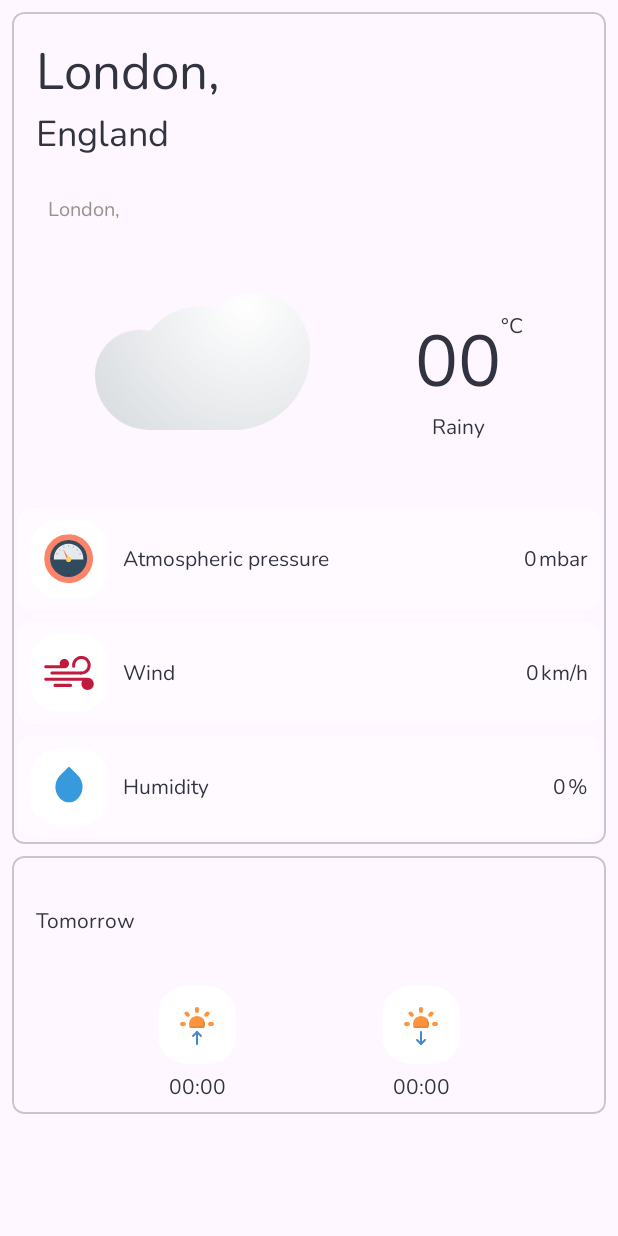
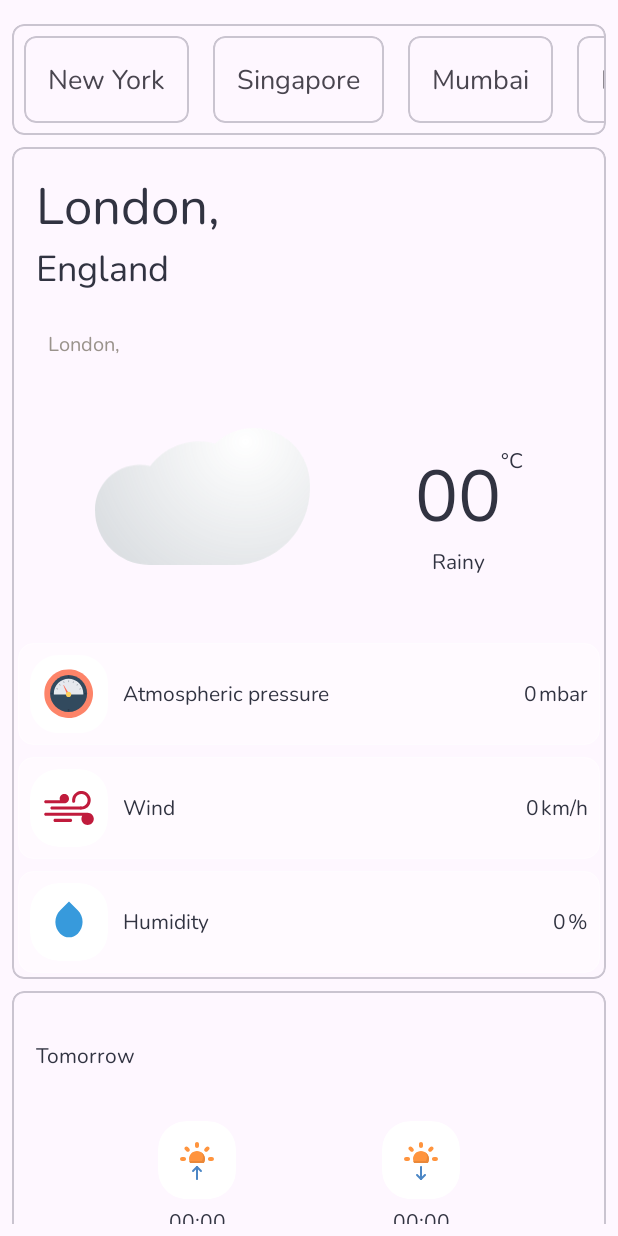
Before and after one commit to abhaysaini/Powerhouse_Ai_Assignment, an Android app: the screen it shows after launch (MainActivity), on a phone screen of 412 x 824 dp. Run offline under Robolectric (Android 15) with nearby library versions, the phone set to English and light mode, and no system bars; our stand-ins replace Dagger/Hilt's generated code, Room's generated code.

Commit message:
Fetching Bonus cities location

```diff
--- a/app/build.gradle.kts
+++ b/app/build.gradle.kts
@@ -62,6 +62,8 @@ dependencies {
     implementation("androidx.lifecycle:lifecycle-runtime-ktx:2.7.0")
     implementation("androidx.lifecycle:lifecycle-livedata-ktx:2.7.0")
     implementation("androidx.activity:activity-ktx:1.8.2")
+    implementation("androidx.fragment:fragment-ktx:1.6.2")
+
 
     //Location Service
     implementation("com.google.android.gms:play-services-location:21.2.0")
--- a/app/src/main/java/com/example/powerhouse_ai_assignment/data/database/AppDatabase.kt
+++ b/app/src/main/java/com/example/powerhouse_ai_assignment/data/database/AppDatabase.kt
@@ -14,7 +14,7 @@ abstract class AppDatabase : RoomDatabase() {
     companion object {
 
         const val VERSION = 1
-        const val NAME = "movie-db"
+        const val NAME = "weather-db"
 
     }
 }
--- /dev/null
+++ b/app/src/main/java/com/example/powerhouse_ai_assignment/data/model/City.kt
@@ -0,0 +1,3 @@
+package com.example.powerhouse_ai_assignment.data.model
+
+data class City(val name: String)
--- a/app/src/main/java/com/example/powerhouse_ai_assignment/data/repository/MainRepository.kt
+++ b/app/src/main/java/com/example/powerhouse_ai_assignment/data/repository/MainRepository.kt
@@ -18,6 +18,12 @@ class MainRepository @Inject constructor(private val apiInterface: RetrofitApiIn
             apiInterface.getWeather(latitude,longitude,API_KEY)
         }
     }
+    suspend fun getResponseForCity(cityName:String): WeatherResponse {
+        return withContext(Dispatchers.IO) {
+            apiInterface.getWeatherByCity(cityName,API_KEY)
+        }
+    }
+
 
     suspend fun getSavedWeatherResponse(): WeatherResponse? {
         return withContext(Dispatchers.IO) {
--- /dev/null
+++ b/app/src/main/java/com/example/powerhouse_ai_assignment/ui/adapter/CitiesAdapter.kt
@@ -0,0 +1,38 @@
+package com.example.powerhouse_ai_assignment.ui.adapter
+
+import android.view.LayoutInflater
+import android.view.ViewGroup
+import androidx.fragment.app.FragmentManager
+import androidx.recyclerview.widget.RecyclerView
+import com.example.powerhouse_ai_assignment.data.model.City
+import com.example.powerhouse_ai_assignment.databinding.ItemCityBinding
+import com.example.powerhouse_ai_assignment.ui.bottomsheet.BottomSheetDialog
+
+class CitiesAdapter(private val fragmentManager: FragmentManager,private val cities: List<City>) : RecyclerView.Adapter<CitiesAdapter.ViewHolder>(){
+
+    private lateinit var binding: ItemCityBinding
+
+    inner class ViewHolder(private val binding: ItemCityBinding) : RecyclerView.ViewHolder(binding.root) {
+        fun bind(city: City) {
+            binding.cityText.text = city.name
+            binding.root.setOnClickListener {
+                val bottomSheetDialog = BottomSheetDialog(city.name)
+                bottomSheetDialog.show(fragmentManager, bottomSheetDialog.tag)
+            }
+        }
+    }
+
+    override fun onCreateViewHolder(parent: ViewGroup, viewType: Int): ViewHolder {
+        val inflater = LayoutInflater.from(parent.context)
+        binding = ItemCityBinding.inflate(inflater,parent, false)
+        return ViewHolder(binding)
+    }
+
+    override fun onBindViewHolder(holder: ViewHolder, position: Int) {
+        holder.bind(cities[position])
+    }
+
+    override fun getItemCount(): Int {
+        return cities.size
+    }
+}
--- a/app/src/main/java/com/example/powerhouse_ai_assignment/ui/main/MainActivity.kt
+++ b/app/src/main/java/com/example/powerhouse_ai_assignment/ui/main/MainActivity.kt
@@ -6,7 +6,6 @@ import android.app.Activity
 import android.content.Intent
 import android.content.pm.PackageManager
 import android.net.Uri
-import android.os.Build
 import androidx.appcompat.app.AppCompatActivity
 import android.os.Bundle
 import android.provider.Settings
@@ -15,15 +14,15 @@ import android.widget.Toast
 import androidx.activity.result.contract.ActivityResultContracts
 import androidx.activity.viewModels
 import androidx.core.app.ActivityCompat
-import androidx.core.content.ContextCompat
-import androidx.lifecycle.Observer
+import androidx.recyclerview.widget.LinearLayoutManager
 import com.example.powerhouse_ai_assignment.R
-import com.example.powerhouse_ai_assignment.data.database.AppDatabase
 import com.example.powerhouse_ai_assignment.data.database.dao.WeatherDao
 import com.example.powerhouse_ai_assignment.data.database.entity.WeatherData
+import com.example.powerhouse_ai_assignment.data.model.City
 import com.example.powerhouse_ai_assignment.data.model.Weather
 import com.example.powerhouse_ai_assignment.data.model.WeatherResponse
 import com.example.powerhouse_ai_assignment.databinding.ActivityMainBinding
+import com.example.powerhouse_ai_assignment.ui.adapter.CitiesAdapter
 import com.example.powerhouse_ai_assignment.ui.main.viewModel.MainViewModel
 import com.example.powerhouse_ai_assignment.utils.NetworkUtils
 import com.example.powerhouse_ai_assignment.utils.TimeUtil
@@ -33,12 +32,9 @@ import com.google.gson.Gson
 import dagger.hilt.android.AndroidEntryPoint
 import kotlinx.coroutines.CoroutineScope
 import kotlinx.coroutines.Dispatchers
-import kotlinx.coroutines.delay
 import kotlinx.coroutines.launch
 import java.text.SimpleDateFormat
-import java.util.Calendar
 import java.util.Date
-import java.util.Locale
 import javax.inject.Inject
 
 @AndroidEntryPoint
@@ -46,6 +42,7 @@ class MainActivity : AppCompatActivity() {
     private lateinit var binding: ActivityMainBinding
     private val viewModel: MainViewModel by viewModels()
     private lateinit var fusedLocationClient: FusedLocationProviderClient
+
     @Inject
     lateinit var weatherDao: WeatherDao
 
@@ -64,6 +61,7 @@ class MainActivity : AppCompatActivity() {
         binding = ActivityMainBinding.inflate(layoutInflater)
         setContentView(binding.root)
         fusedLocationClient = LocationServices.getFusedLocationProviderClient(this)
+        setUpRecyclerView()
         if (hasLocationPermission() && NetworkUtils.isNetworkAvailable(this)) {
             fetchLocation()
         } else if (!(NetworkUtils.isNetworkAvailable(this)) && hasLocationPermission()) {
@@ -72,6 +70,21 @@ class MainActivity : AppCompatActivity() {
             requestPermissionLauncher.launch(Manifest.permission.ACCESS_FINE_LOCATION)
         }
         observeWeatherData()
+    }
+
+    private fun setUpRecyclerView() {
+        val cities = listOf(
+            City("New York"),
+            City("Singapore"),
+            City("Mumbai"),
+            City("Delhi"),
+            City("Sydney"),
+            City("Melbourne")
+        )
+        binding.apply {
+            recyclerView.layoutManager = LinearLayoutManager(this@MainActivity,LinearLayoutManager.HORIZONTAL, false)
+            recyclerView.adapter = CitiesAdapter(supportFragmentManager,cities)
+        }
     }
 
     private fun observeWeatherData() {
@@ -86,11 +99,15 @@ class MainActivity : AppCompatActivity() {
     }
 
     private fun savedLocalData() {
-        CoroutineScope(Dispatchers.Main).launch {
-            val savedWeatherResponse = viewModel.getSavedWeatherResponse()
-            if (savedWeatherResponse != null) {
-                updateUI(savedWeatherResponse)
+        try {
+            CoroutineScope(Dispatchers.Main).launch {
+                val savedWeatherResponse = viewModel.getSavedWeatherResponse()
+                if (savedWeatherResponse != null) {
+                    updateUI(savedWeatherResponse)
+                }
             }
+        } catch (e: Exception) {
+            e.printStackTrace()
         }
     }
 
@@ -134,7 +151,7 @@ class MainActivity : AppCompatActivity() {
             weatherUnit.text = getString(R.string.celsius)
             weatherType.text = weatherResponse.weather[0].description
             atmosphericPressureValue.text = weatherResponse.main.pressure.toString()
-            windValue.text = (weatherResponse.wind.speed * 100).toString()
+            windValue.text = String.format("%.2f", weatherResponse.wind.speed * 100)
             humidityValue.text = weatherResponse.main.humidity.toString()
             tomorrowSunrise.text =
                 TimeUtil.convertUnixTimestampToTime(weatherResponse.sys.sunrise.toLong())
--- a/app/src/main/java/com/example/powerhouse_ai_assignment/ui/main/viewModel/MainViewModel.kt
+++ b/app/src/main/java/com/example/powerhouse_ai_assignment/ui/main/viewModel/MainViewModel.kt
@@ -19,6 +19,10 @@ class MainViewModel @Inject constructor(private val repository: MainRepository)
     val weatherResponse: LiveData<WeatherResponse>
         get() = _weatherResponse
 
+    private val _weatherResponseForCity = MutableLiveData<WeatherResponse>()
+    val weatherResponseForCity: LiveData<WeatherResponse>
+        get() = _weatherResponseForCity
+
     suspend fun getWeather(latitude: Double, longitude: Double) {
         viewModelScope.launch(Dispatchers.IO) {
             val response = repository.getResponse(latitude, longitude)
@@ -27,6 +31,14 @@ class MainViewModel @Inject constructor(private val repository: MainRepository)
         }
     }
 
+    suspend fun getWeatherForCity(cityName:String) {
+        viewModelScope.launch(Dispatchers.IO) {
+            val response = repository.getResponseForCity(cityName)
+            _weatherResponseForCity.postValue(response)
+            Log.i("abhay", response.toString())
+        }
+    }
+
     suspend fun getSavedWeatherResponse(): WeatherResponse? {
         return repository.getSavedWeatherResponse()
     }
--- a/app/src/main/res/layout/activity_main.xml
+++ b/app/src/main/res/layout/activity_main.xml
@@ -17,15 +17,39 @@
             android:layout_height="wrap_content">
 
             <com.google.android.material.card.MaterialCardView
+                android:id="@+id/card_view_two"
+                android:layout_width="match_parent"
+                android:layout_height="wrap_content"
+                android:elevation="4dp"
+                android:padding="8dp"
+                app:cardCornerRadius="8dp"
+                android:layout_marginTop="8dp"
+                app:layout_constraintStart_toStartOf="parent"
+                app:layout_constraintEnd_toEndOf="parent"
+                app:layout_constraintTop_toTopOf="parent"
+                app:layout_constraintBottom_toTopOf="@id/card_view_one"
+                >
+
+                <androidx.recyclerview.widget.RecyclerView
+                    android:id="@+id/recyclerView"
+                    android:layout_width="match_parent"
+                    android:layout_height="wrap_content"
+                    android:orientation="horizontal"
+                    tools:listitem="@layout/item_city"
+                    />
+            </com.google.android.material.card.MaterialCardView>
+
+            <com.google.android.material.card.MaterialCardView
                 android:id="@+id/card_view_one"
                 android:layout_width="match_parent"
                 android:layout_height="wrap_content"
                 android:elevation="4dp"
                 android:padding="8dp"
                 app:cardCornerRadius="8dp"
+                android:layout_marginTop="8dp"
                 app:layout_constraintEnd_toEndOf="parent"
                 app:layout_constraintStart_toStartOf="parent"
-                app:layout_constraintTop_toTopOf="parent">
+                app:layout_constraintTop_toBottomOf="@id/card_view_two">
 
                 <androidx.constraintlayout.widget.ConstraintLayout
                     android:id="@+id/weatherCard"
--- /dev/null
+++ b/app/src/main/res/layout/item_city.xml
@@ -0,0 +1,22 @@
+<?xml version="1.0" encoding="utf-8"?>
+<com.google.android.material.card.MaterialCardView xmlns:android="http://schemas.android.com/apk/res/android"
+    android:layout_width="wrap_content"
+    android:layout_height="wrap_content"
+    xmlns:app="http://schemas.android.com/apk/res-auto"
+    android:elevation="4dp"
+    android:padding="8dp"
+    android:layout_margin="8dp"
+    app:cardCornerRadius="8dp">
+
+    <com.google.android.material.textview.MaterialTextView
+        android:id="@+id/city_text"
+        android:layout_width="match_parent"
+        android:layout_height="match_parent"
+        android:padding="8dp"
+        android:layout_margin="8dp"
+        android:text="Delhi"
+        android:textSize="18sp"
+        android:fontFamily="@font/nunito"
+        />
+
+</com.google.android.material.card.MaterialCardView>
--- a/app/src/main/res/values/strings.xml
+++ b/app/src/main/res/values/strings.xml
@@ -49,4 +49,6 @@
     <string name="sunday">Sunday</string>
     <string name="percentage">%</string>
     <string name="dummy_time">00:00</string>
+    <!-- TODO: Remove or change this placeholder text -->
+    <string name="hello_blank_fragment">Hello blank fragment</string>
 </resources>
```
Also changed, not shown: app/src/main/java/com/example/powerhouse_ai_assignment/ui/bottomsheet/BottomSheetDialog.kt (added, +102 -0 lines), app/src/main/res/drawable/icon_cancel.xml (added, +15 -0 lines), app/src/main/res/drawable/no_network.xml (added, +13 -0 lines), app/src/main/res/layout/fragment_bottom_sheet_dialog.xml (added, +344 -0 lines), app/src/main/res/drawable/ic_rectangle_upper.png (added).
